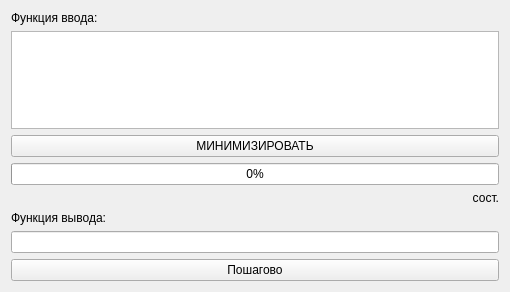
Above: snf_gui.ui from blenten/SNF before the change. Below: the same form after it.
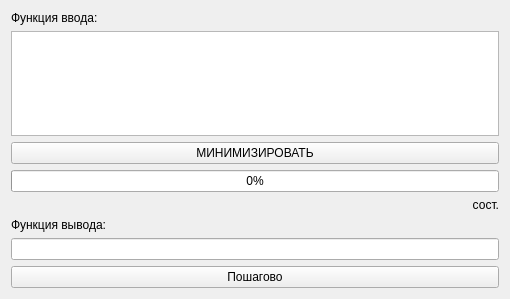
That is the form after the change.

Commit message: done xml reading make menu bar in main window, connect to actions

The edit to the form file:
```diff
--- a/snf_gui.ui
+++ b/snf_gui.ui
@@ -7,7 +7,7 @@
     <x>0</x>
     <y>0</y>
     <width>510</width>
-    <height>292</height>
+    <height>299</height>
    </rect>
   </property>
   <property name="windowTitle">
```
Left out of the diff: 3 changed lines with no effect on the pictures. The commit also changes 7 other files.
